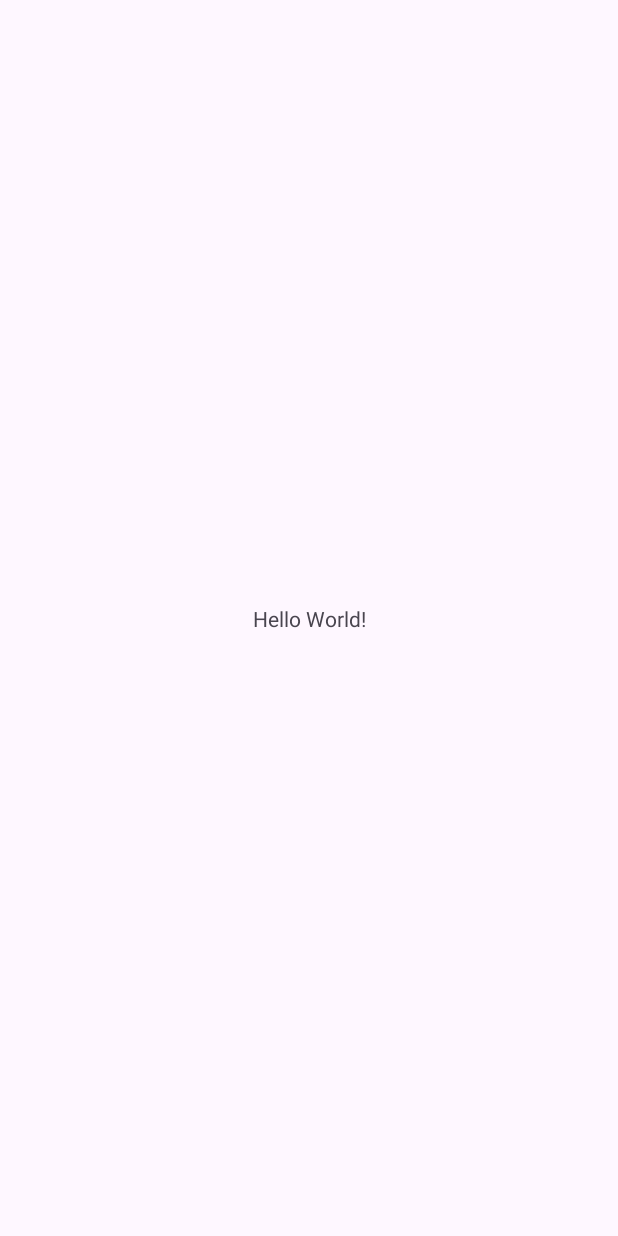
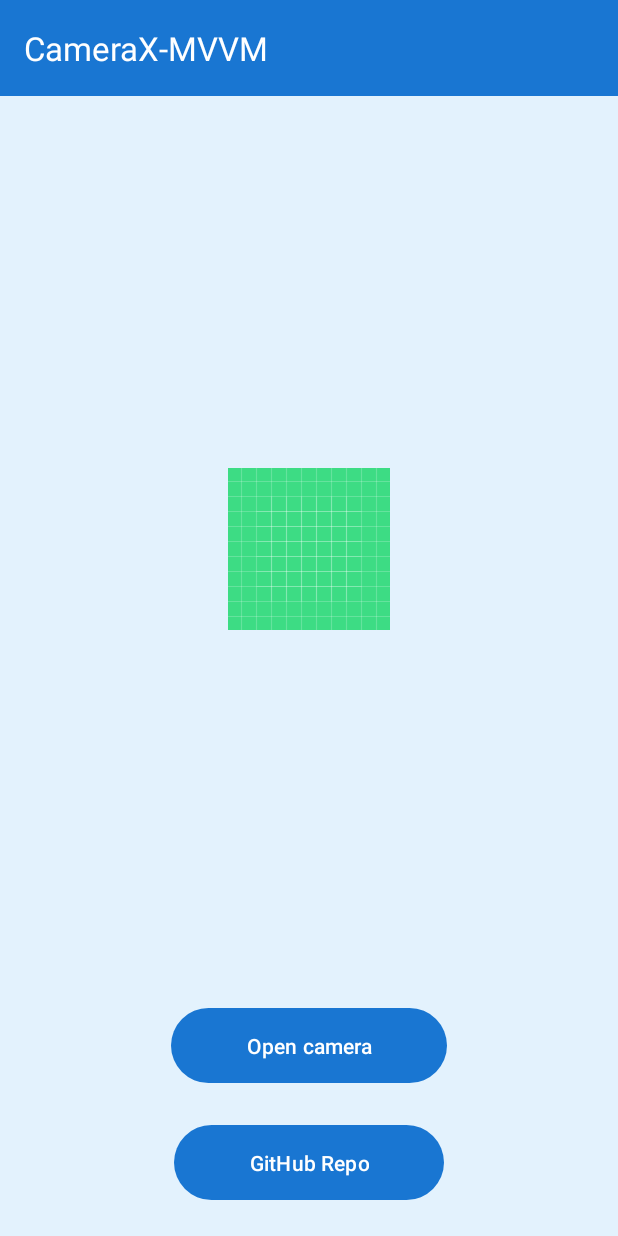
Before and after one commit to samuel0122/Android-CameraX-MVVM, an Android app: the screen it shows after launch (MainActivity), on a phone screen of 412 x 824 dp. Before the commit the screen is almost empty. Run offline under Robolectric (Android 15) with nearby library versions, the phone set to English and light mode, and no system bars; our stand-ins replace Dagger/Hilt's generated code, navigation-ui.

Commit message:
Navigation Graph setup and main screen.

```diff
--- a/app/build.gradle.kts
+++ b/app/build.gradle.kts
@@ -50,6 +50,7 @@ dependencies {
     implementation(libs.material)
     implementation(libs.androidx.activity)
     implementation(libs.androidx.constraintlayout)
+    implementation(libs.androidx.legacy.support.v4)
 
     // Testing
     testImplementation(libs.junit)
--- a/app/src/main/AndroidManifest.xml
+++ b/app/src/main/AndroidManifest.xml
@@ -3,6 +3,7 @@
     xmlns:tools="http://schemas.android.com/tools">
 
     <application
+        android:name=".CameraXMvvmApp"
         android:allowBackup="true"
         android:dataExtractionRules="@xml/data_extraction_rules"
         android:fullBackupContent="@xml/backup_rules"
--- /dev/null
+++ b/app/src/main/java/es/ua/eps/camerax_mvvm/CameraXMvvmApp.kt
@@ -0,0 +1,7 @@
+package es.ua.eps.camerax_mvvm
+
+import android.app.Application
+import dagger.hilt.android.HiltAndroidApp
+
+@HiltAndroidApp
+class CameraXMvvmApp : Application()
--- a/app/src/main/java/es/ua/eps/camerax_mvvm/MainActivity.kt
+++ b/app/src/main/java/es/ua/eps/camerax_mvvm/MainActivity.kt
@@ -5,16 +5,22 @@ import androidx.activity.enableEdgeToEdge
 import androidx.appcompat.app.AppCompatActivity
 import androidx.core.view.ViewCompat
 import androidx.core.view.WindowInsetsCompat
+import androidx.navigation.NavController
+import androidx.navigation.ui.AppBarConfiguration
+import dagger.hilt.android.AndroidEntryPoint
+import es.ua.eps.camerax_mvvm.databinding.ActivityMainBinding
 
+@AndroidEntryPoint
 class MainActivity : AppCompatActivity() {
+    private lateinit var binding: ActivityMainBinding
+    private lateinit var appBarConfiguration: AppBarConfiguration
+    private lateinit var navController: NavController
+
     override fun onCreate(savedInstanceState: Bundle?) {
         super.onCreate(savedInstanceState)
-        enableEdgeToEdge()
-        setContentView(R.layout.activity_main)
-        ViewCompat.setOnApplyWindowInsetsListener(findViewById(R.id.main)) { v, insets ->
-            val systemBars = insets.getInsets(WindowInsetsCompat.Type.systemBars())
-            v.setPadding(systemBars.left, systemBars.top, systemBars.right, systemBars.bottom)
-            insets
-        }
+        binding = ActivityMainBinding.inflate(layoutInflater)
+
+        setSupportActionBar(binding.toolbar)
+        setContentView(binding.root)
     }
 }
--- /dev/null
+++ b/app/src/main/java/es/ua/eps/camerax_mvvm/ui/mainPage/view/MainPageFragment.kt
@@ -0,0 +1,34 @@
+package es.ua.eps.camerax_mvvm.ui.mainPage.view
+
+import androidx.fragment.app.viewModels
+import android.os.Bundle
+import androidx.fragment.app.Fragment
+import android.view.LayoutInflater
+import android.view.View
+import android.view.ViewGroup
+import dagger.hilt.android.AndroidEntryPoint
+import es.ua.eps.camerax_mvvm.R
+import es.ua.eps.camerax_mvvm.databinding.FragmentMainPageBinding
+import es.ua.eps.camerax_mvvm.ui.mainPage.viewModel.MainPageViewModel
+
+@AndroidEntryPoint
+class MainPageFragment : Fragment() {
+    private val viewModel: MainPageViewModel by viewModels()
+
+    private lateinit var binding: FragmentMainPageBinding
+
+    override fun onCreate(savedInstanceState: Bundle?) {
+        super.onCreate(savedInstanceState)
+
+        viewModel.onCreate()
+    }
+
+    override fun onCreateView(
+        inflater: LayoutInflater, container: ViewGroup?,
+        savedInstanceState: Bundle?
+    ): View {
+        binding = FragmentMainPageBinding.inflate(inflater)
+
+        return binding.root
+    }
+}
--- /dev/null
+++ b/app/src/main/java/es/ua/eps/camerax_mvvm/ui/mainPage/viewModel/MainPageViewModel.kt
@@ -0,0 +1,13 @@
+package es.ua.eps.camerax_mvvm.ui.mainPage.viewModel
+
+import androidx.lifecycle.ViewModel
+import dagger.hilt.android.lifecycle.HiltViewModel
+import javax.inject.Inject
+
+@HiltViewModel
+class MainPageViewModel @Inject constructor() : ViewModel() {
+
+    fun onCreate() {
+
+    }
+}
--- a/app/src/main/res/layout/activity_main.xml
+++ b/app/src/main/res/layout/activity_main.xml
@@ -7,13 +7,30 @@
     android:layout_height="match_parent"
     tools:context=".MainActivity">
 
-    <TextView
-        android:layout_width="wrap_content"
+    <com.google.android.material.appbar.AppBarLayout
+        android:id="@+id/appBar"
+        app:layout_constraintTop_toTopOf="parent"
+        android:layout_width="match_parent"
         android:layout_height="wrap_content"
-        android:text="Hello World!"
+        android:theme="@style/ThemeOverlay.AppCompat.Dark.ActionBar">
+
+        <androidx.appcompat.widget.Toolbar
+            android:id="@+id/toolbar"
+            android:layout_width="match_parent"
+            android:layout_height="?attr/actionBarSize"
+            android:background="?attr/colorPrimary"
+            app:popupTheme="@style/ThemeOverlay.AppCompat.Light" />
+
+    </com.google.android.material.appbar.AppBarLayout>
+
+    <androidx.fragment.app.FragmentContainerView
+        android:id="@+id/fragmentContainerView"
+        android:name="androidx.navigation.fragment.NavHostFragment"
+        android:layout_width="match_parent"
+        android:layout_height="0dp"
+        app:layout_constraintTop_toBottomOf="@id/appBar"
         app:layout_constraintBottom_toBottomOf="parent"
-        app:layout_constraintEnd_toEndOf="parent"
-        app:layout_constraintStart_toStartOf="parent"
-        app:layout_constraintTop_toTopOf="parent" />
+        app:navGraph="@navigation/app_nav_graph"
+        app:defaultNavHost="true" />
 
 </androidx.constraintlayout.widget.ConstraintLayout>
--- /dev/null
+++ b/app/src/main/res/layout/fragment_main_page.xml
@@ -0,0 +1,46 @@
+<?xml version="1.0" encoding="utf-8"?>
+<androidx.constraintlayout.widget.ConstraintLayout xmlns:android="http://schemas.android.com/apk/res/android"
+    xmlns:app="http://schemas.android.com/apk/res-auto"
+    xmlns:tools="http://schemas.android.com/tools"
+    android:layout_width="match_parent"
+    android:layout_height="match_parent"
+    tools:context=".ui.mainPage.view.MainPageFragment">
+
+    <androidx.appcompat.widget.AppCompatImageView
+        android:id="@+id/ivThumbnail"
+        android:layout_width="wrap_content"
+        android:layout_height="wrap_content"
+        android:contentDescription="Image thumbnail"
+        app:layout_constraintTop_toTopOf="parent"
+        android:scaleType="centerCrop"
+        android:src="@drawable/ic_launcher_background"
+        app:layout_constraintBottom_toTopOf="@id/btnOpenCamera"
+        app:layout_constraintStart_toStartOf="parent"
+        app:layout_constraintEnd_toEndOf="parent"
+        android:background="@color/white" />
+
+    <Button
+        android:id="@+id/btnOpenCamera"
+        android:layout_width="wrap_content"
+        android:layout_height="wrap_content"
+        android:layout_marginVertical="20dp"
+        android:paddingHorizontal="50dp"
+        android:paddingVertical="15dp"
+        android:text="Open camera"
+        app:layout_constraintBottom_toTopOf="@id/btnGitHub"
+        app:layout_constraintEnd_toEndOf="parent"
+        app:layout_constraintStart_toStartOf="parent" />
+
+    <Button
+        android:id="@+id/btnGitHub"
+        android:layout_width="wrap_content"
+        android:layout_height="wrap_content"
+        android:layout_marginBottom="20dp"
+        android:paddingHorizontal="50dp"
+        android:paddingVertical="15dp"
+        android:text="GitHub Repo"
+        app:layout_constraintBottom_toBottomOf="parent"
+        app:layout_constraintEnd_toEndOf="parent"
+        app:layout_constraintStart_toStartOf="parent" />
+
+</androidx.constraintlayout.widget.ConstraintLayout>
--- /dev/null
+++ b/app/src/main/res/navigation/app_nav_graph.xml
@@ -0,0 +1,12 @@
+<?xml version="1.0" encoding="utf-8"?>
+<navigation xmlns:android="http://schemas.android.com/apk/res/android"
+    xmlns:app="http://schemas.android.com/apk/res-auto"
+    xmlns:tools="http://schemas.android.com/tools"
+    android:id="@+id/app_nav_graph"
+    app:startDestination="@id/mainPageFragment">
+    <fragment
+        android:id="@+id/mainPageFragment"
+        android:name="es.ua.eps.camerax_mvvm.ui.mainPage.view.MainPageFragment"
+        android:label="CameraX MVVM"
+        tools:layout="@layout/fragment_main_page" />
+</navigation>
--- a/app/src/main/res/values/colors.xml
+++ b/app/src/main/res/values/colors.xml
@@ -1,5 +1,29 @@
 <?xml version="1.0" encoding="utf-8"?>
 <resources>
-    <color name="black">#FF000000</color>
-    <color name="white">#FFFFFFFF</color>
+    <color name="black">#000000</color>
+    <color name="dark_gray">#444444</color>
+    <color name="gray">#888888</color>
+    <color name="light_gray">#CCCCCC</color>
+    <color name="white">#FFFFFF</color>
+
+    <color name="red">#FF0000</color>
+    <color name="yellow">#FFFF00</color>
+    <color name="orange">#FF8800</color>
+    <color name="green">#00FF00</color>
+    <color name="cian">#00FFFF</color>
+    <color name="blue">#0000FF</color>
+    <color name="magenta">#FF00FF</color>
+
+    <!-- Colores principales -->
+    <color name="colorPrimary">#1976D2</color>
+    <color name="colorPrimaryVariant">#1565C0</color>
+    <color name="colorOnPrimary">#FFFFFF</color>
+
+    <!-- Fondo y superficie -->
+    <color name="colorWindowBackground">#E3F2FD</color> <!-- Fondo azul muy clarito -->
+    <color name="colorSurface">#F5F5F5</color> <!-- Superficie gris clara -->
+    <color name="colorOnBackground">#212121</color> <!-- Texto oscuro sobre fondo claro -->
+    <color name="colorOnSurface">#212121</color> <!-- Texto oscuro sobre superficie clara -->
+
+
 </resources>
--- a/app/src/main/res/values/themes.xml
+++ b/app/src/main/res/values/themes.xml
@@ -1,8 +1,12 @@
 <resources xmlns:tools="http://schemas.android.com/tools">
     <!-- Base application theme. -->
     <style name="Base.Theme.CameraXMVVM" parent="Theme.Material3.DayNight.NoActionBar">
-        <!-- Customize your light theme here. -->
-        <!-- <item name="colorPrimary">@color/my_light_primary</item> -->
+        <item name="colorPrimary">@color/colorPrimary</item>
+        <item name="colorPrimaryVariant">@color/colorPrimaryVariant</item>
+        <item name="colorOnPrimary">@color/colorOnPrimary</item>
+
+        <item name="android:windowBackground">@color/colorWindowBackground</item>
+
     </style>
 
     <style name="Theme.CameraXMVVM" parent="Base.Theme.CameraXMVVM" />
--- a/gradle/libs.versions.toml
+++ b/gradle/libs.versions.toml
@@ -18,7 +18,8 @@ navigation = "2.8.3" # Navigation
 room = "2.6.1" # Room
 cameraX = "1.4.0" # CameraX
 easypermissions = "1.0.0" # EasyPermissions
-glide = "4.16.0" # Glide
+glide = "4.16.0"
+legacySupportV4 = "1.0.0" # Glide
 
 [libraries]
 androidx-core-ktx = { group = "androidx.core", name = "core-ktx", version.ref = "coreKtx" }
@@ -76,6 +77,7 @@ glide = { group = "com.github.bumptech.glide", name = "glide", version.ref = "gl
 
 # EasyPermissions
 easypermissions-ktx = { group = "com.vmadalin", name = "easypermissions-ktx", version.ref = "easypermissions" }
+androidx-legacy-support-v4 = { group = "androidx.legacy", name = "legacy-support-v4", version.ref = "legacySupportV4" }
 
 [plugins]
 android-application = { id = "com.android.application", version.ref = "agp" }
```
